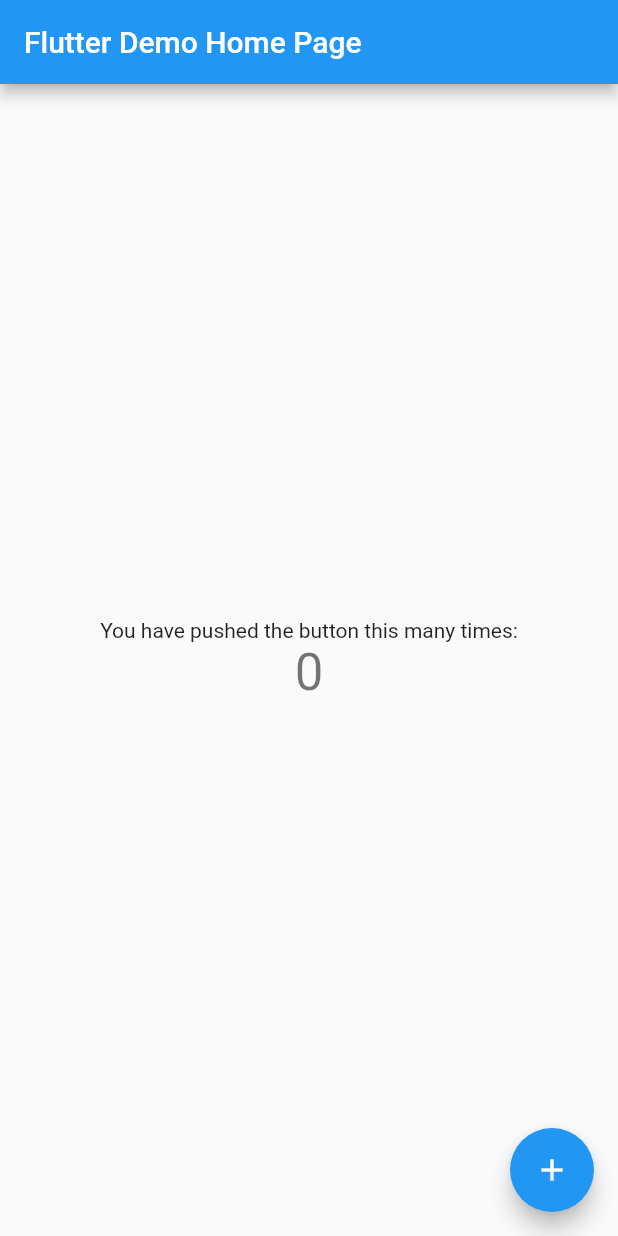
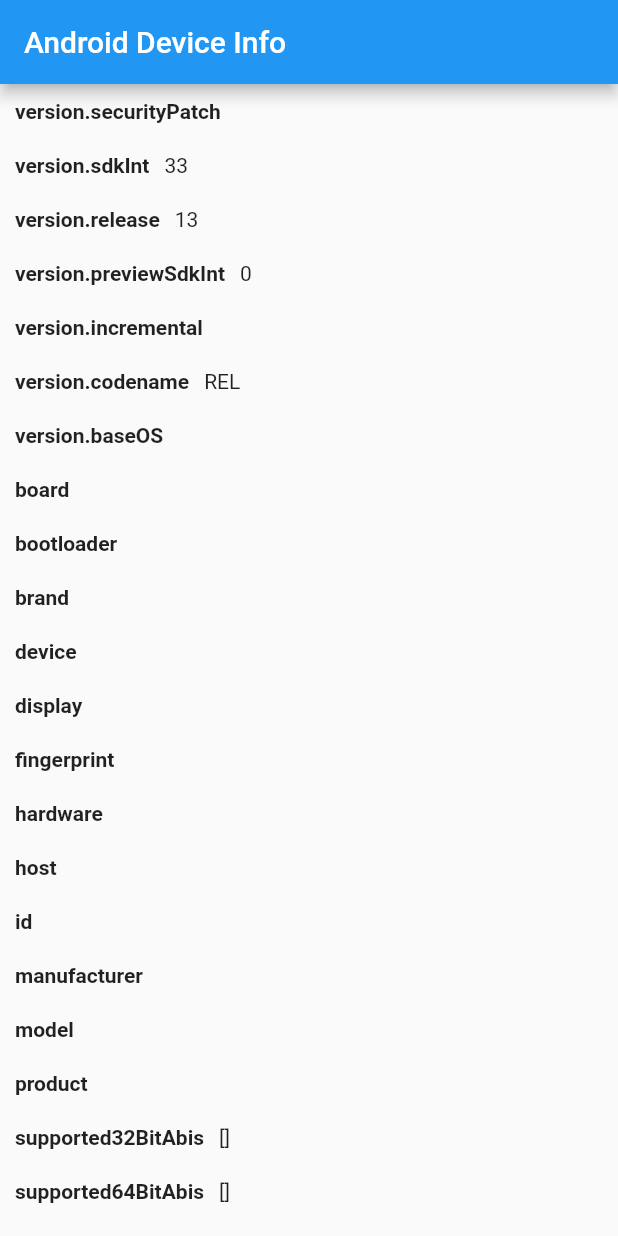
Before and after one commit to y-okudera/flutter_device_id, a Flutter app: the screen it shows after launch, on a phone screen of 412 x 824 dp. Run offline on Flutter 3.47's test engine with Material 2 defaults, Android fonts, the phone set to English and light mode, and no system bars; our stand-ins replace device_info_plus.

Commit message:
デバイス情報を取得

```diff
--- a/lib/main.dart
+++ b/lib/main.dart
@@ -1,4 +1,7 @@
 import 'package:flutter/material.dart';
+import 'package:device_info_plus/device_info_plus.dart';
+import 'dart:io'; // Use Platform
+import 'package:flutter/services.dart'; // Use PlatformException
 
 void main() {
   runApp(MyApp());
@@ -46,68 +49,129 @@
 }
 
 class _MyHomePageState extends State<MyHomePage> {
-  int _counter = 0;
+  static final DeviceInfoPlugin deviceInfoPlugin = DeviceInfoPlugin();
+  Map<String, dynamic> _deviceData = <String, dynamic>{};
 
-  void _incrementCounter() {
+  @override
+  void initState() {
+    super.initState();
+    initPlatformState();
+  }
+
+  Future<void> initPlatformState() async {
+    var deviceData = <String, dynamic>{};
+
+    try {
+      if (Platform.isAndroid) {
+        deviceData = _readAndroidBuildData(await deviceInfoPlugin.androidInfo);
+      } else if (Platform.isIOS) {
+        deviceData = _readIosDeviceInfo(await deviceInfoPlugin.iosInfo);
+      }
+    } on PlatformException {
+      deviceData = <String, dynamic>{
+        'Error:': 'Failed to get platform version.'
+      };
+    }
+
+    if (!mounted) return;
+
     setState(() {
-      // This call to setState tells the Flutter framework that something has
-      // changed in this State, which causes it to rerun the build method below
-      // so that the display can reflect the updated values. If we changed
-      // _counter without calling setState(), then the build method would not be
-      // called again, and so nothing would appear to happen.
-      _counter++;
+      _deviceData = deviceData;
     });
+  }
+
+  Map<String, dynamic> _readAndroidBuildData(AndroidDeviceInfo build) {
+    return <String, dynamic>{
+      'version.securityPatch': build.version.securityPatch,
+      'version.sdkInt': build.version.sdkInt,
+      'version.release': build.version.release,
+      'version.previewSdkInt': build.version.previewSdkInt,
+      'version.incremental': build.version.incremental,
+      'version.codename': build.version.codename,
+      'version.baseOS': build.version.baseOS,
+      'board': build.board,
+      'bootloader': build.bootloader,
+      'brand': build.brand,
+      'device': build.device,
+      'display': build.display,
+      'fingerprint': build.fingerprint,
+      'hardware': build.hardware,
+      'host': build.host,
+      'id': build.id,
+      'manufacturer': build.manufacturer,
+      'model': build.model,
+      'product': build.product,
+      'supported32BitAbis': build.supported32BitAbis,
+      'supported64BitAbis': build.supported64BitAbis,
+      'supportedAbis': build.supportedAbis,
+      'tags': build.tags,
+      'type': build.type,
+      'isPhysicalDevice': build.isPhysicalDevice,
+      'androidId': build.androidId,
+      'systemFeatures': build.systemFeatures,
+    };
+  }
+
+  Map<String, dynamic> _readIosDeviceInfo(IosDeviceInfo data) {
+    print("ios device size: ${MediaQuery.of(context).size}");
+    return <String, dynamic>{
+      'name': data.name,
+      'systemName': data.systemName,
+      'systemVersion': data.systemVersion,
+      'model': data.model,
+      'localizedModel': data.localizedModel,
+      'identifierForVendor': data.identifierForVendor,
+      'isPhysicalDevice': data.isPhysicalDevice,
+      'utsname.sysname:': data.utsname.sysname,
+      'utsname.nodename:': data.utsname.nodename,
+      'utsname.release:': data.utsname.release,
+      'utsname.version:': data.utsname.version,
+      'utsname.machine:': data.utsname.machine,
+    };
   }
 
   @override
   Widget build(BuildContext context) {
-    // This method is rerun every time setState is called, for instance as done
-    // by the _incrementCounter method above.
-    //
-    // The Flutter framework has been optimized to make rerunning build methods
-    // fast, so that you can just rebuild anything that needs updating rather
-    // than having to individually change instances of widgets.
-    return Scaffold(
-      appBar: AppBar(
-        // Here we take the value from the MyHomePage object that was created by
-        // the App.build method, and use it to set our appbar title.
-        title: Text(widget.title),
-      ),
-      body: Center(
-        // Center is a layout widget. It takes a single child and positions it
-        // in the middle of the parent.
-        child: Column(
-          // Column is also a layout widget. It takes a list of children and
-          // arranges them vertically. By default, it sizes itself to fit its
-          // children horizontally, and tries to be as tall as its parent.
-          //
-          // Invoke "debug painting" (press "p" in the console, choose the
-          // "Toggle Debug Paint" action from the Flutter Inspector in Android
-          // Studio, or the "Toggle Debug Paint" command in Visual Studio Code)
-          // to see the wireframe for each widget.
-          //
-          // Column has various properties to control how it sizes itself and
-          // how it positions its children. Here we use mainAxisAlignment to
-          // center the children vertically; the main axis here is the vertical
-          // axis because Columns are vertical (the cross axis would be
-          // horizontal).
-          mainAxisAlignment: MainAxisAlignment.center,
-          children: <Widget>[
-            Text(
-              'You have pushed the button this many times:',
-            ),
-            Text(
-              '$_counter',
-              style: Theme.of(context).textTheme.headline4,
-            ),
-          ],
+    return MaterialApp(
+      home: Scaffold(
+        appBar: AppBar(
+          title: Text(
+            Platform.isAndroid
+                ? 'Android Device Info'
+                : Platform.isIOS
+                    ? 'iOS Device Info'
+                    : '',
+          ),
+        ),
+        body: ListView(
+          children: _deviceData.keys.map(
+            (String property) {
+              return Row(
+                children: <Widget>[
+                  Container(
+                    padding: const EdgeInsets.all(10.0),
+                    child: Text(
+                      property,
+                      style: const TextStyle(
+                        fontWeight: FontWeight.bold,
+                      ),
+                    ),
+                  ),
+                  Expanded(
+                      child: Container(
+                    padding: const EdgeInsets.fromLTRB(0.0, 10.0, 0.0, 10.0),
+                    child: Text(
+                      '${_deviceData[property]}',
+                      maxLines: 10,
+                      overflow: TextOverflow.ellipsis,
+                    ),
+                  )),
+                ],
+              );
+            },
+          ).toList(),
         ),
       ),
-      floatingActionButton: FloatingActionButton(
-        onPressed: _incrementCounter,
-        tooltip: 'Increment',
-        child: Icon(Icons.add),
-      ), // This trailing comma makes auto-formatting nicer for build methods.
     );
   }
 }
--- a/pubspec.yaml
+++ b/pubspec.yaml
@@ -28,6 +28,9 @@
   # The following adds the Cupertino Icons font to your application.
   # Use with the CupertinoIcons class for iOS style icons.
   cupertino_icons: ^1.0.2
+
+  # デバイス（メーカー、モデルなど）、およびアプリが実行されているAndroidまたはiOSのバージョンに関する詳細情報を取得するために利用する
+  device_info_plus: ^2.1.0
 
 dev_dependencies:
   flutter_test:
```
Also changed, not shown: pubspec.lock, 10 other files.
